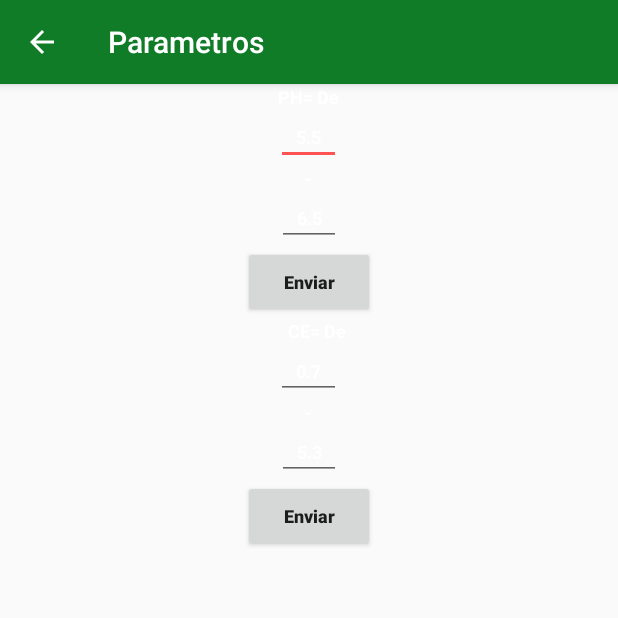
After one commit to Flerma98/Proyecto_Hackaton, an Android app: the Parametros screen opened directly, with no data from a screen before it, on a phone screen of 412 x 824 dp, the top half of it. The commit adds this screen. Run offline under Robolectric (Android 15) with nearby library versions, the phone set to English and light mode, and no system bars; libraries missing offline, so code that uses them is left out: com.androidplot.xy.

Commit message:
Diseño Parametros

```diff
--- a/app/src/main/java/com/tec/fernandoalberto/hackatonsolucionsaludable/Control_de_datos/Constantes_web_service.java
+++ b/app/src/main/java/com/tec/fernandoalberto/hackatonsolucionsaludable/Control_de_datos/Constantes_web_service.java
@@ -3,4 +3,8 @@ package com.tec.fernandoalberto.hackatonsolucionsaludable.Control_de_datos;
 public class Constantes_web_service {
     public static final String BASE_URL= "http://192.168.9.44";
     public static final String GET_REPORTE= "/";
+
+
+    public static final String SAVE_PH= "/Request";
+    public static final String SAVE_CE= "/Request";
 }
--- a/app/src/main/java/com/tec/fernandoalberto/hackatonsolucionsaludable/Control_de_datos/EndPoint.java
+++ b/app/src/main/java/com/tec/fernandoalberto/hackatonsolucionsaludable/Control_de_datos/EndPoint.java
@@ -2,8 +2,15 @@ package com.tec.fernandoalberto.hackatonsolucionsaludable.Control_de_datos;
 
 import retrofit2.Call;
 import retrofit2.http.GET;
+import retrofit2.http.Query;
 
 public interface EndPoint {
     @GET(Constantes_web_service.GET_REPORTE)
     Call<Object> ObtenerReportes();
+
+    @GET(Constantes_web_service.SAVE_PH)
+    Call<Object> guardarPH(@Query("Data") String data);
+
+    @GET(Constantes_web_service.SAVE_CE)
+    Call<Object> guardarCE(@Query("Data") String data);
 }
--- a/app/src/main/java/com/tec/fernandoalberto/hackatonsolucionsaludable/Fragmentos/Ajustes.java
+++ b/app/src/main/java/com/tec/fernandoalberto/hackatonsolucionsaludable/Fragmentos/Ajustes.java
@@ -42,7 +42,9 @@ public class Ajustes extends Fragment {
         btnLimpiar.setOnClickListener(new View.OnClickListener() {
             @Override
             public void onClick(View view) {
-                Limpiar();
+                if(MainActivity.Datos.size()>0) {
+                    Limpiar();
+                }
             }
         });
         return view;
--- a/app/src/main/java/com/tec/fernandoalberto/hackatonsolucionsaludable/MainActivity.java
+++ b/app/src/main/java/com/tec/fernandoalberto/hackatonsolucionsaludable/MainActivity.java
@@ -1,6 +1,7 @@
 package com.tec.fernandoalberto.hackatonsolucionsaludable;
 
 import android.content.ContentValues;
+import android.content.DialogInterface;
 import android.content.Intent;
 import android.database.Cursor;
 import android.database.sqlite.SQLiteDatabase;
@@ -11,8 +12,10 @@ import android.support.design.widget.BottomNavigationView;
 import android.support.v4.app.Fragment;
 import android.support.v4.app.FragmentTransaction;
 import android.support.v7.app.ActionBar;
+import android.support.v7.app.AlertDialog;
 import android.support.v7.app.AppCompatActivity;
 import android.util.Log;
+import android.view.Menu;
 import android.view.MenuItem;
 import android.widget.Toast;
 
@@ -55,20 +58,70 @@ public class MainActivity extends AppCompatActivity {
     Fragment fragmentguardado;
     public int fragmentindice;
     public static int SegundosStock= 10000;
+    public EndPoint endPoint;
+
     public static ArrayList<com.tec.fernandoalberto.hackatonsolucionsaludable.Datos> Datos= new ArrayList<>();
 
     @Override
     protected void onCreate(Bundle savedInstanceState) {
-        CargarDatosAlArray();
-        ObtenerDatosDeJSon();
         super.onCreate(savedInstanceState);
         setContentView(R.layout.activity_main);
         toolbar = getSupportActionBar();
+
+        CargarDatosAlArray();
+        ObtenerDatosDeJSon();
+        Log.e("AQUI", "Entre aca");
+
+//        final Retrofit.Builder builder= new Retrofit.Builder().baseUrl(Constantes_web_service.BASE_URL).addConverterFactory(GsonConverterFactory.create());
+//        Retrofit retrofit= builder.build();
+//        endPoint = retrofit.create(EndPoint.class);
+
         BottomNavigationView navigation = (BottomNavigationView) findViewById(R.id.navigation);
         navigation.setOnNavigationItemSelectedListener(mOnNavigationItemSelectedListener);
         toolbar.setTitle("PH");
         loadFragment(new PH());
         CuentaRegresiva(SegundosStock);
+    }
+
+    @Override
+    public boolean onCreateOptionsMenu(Menu menu) {
+        // Inflate the menu; this adds items to the action bar if it is present.
+        getMenuInflater().inflate(R.menu.menu_main, menu);
+        return true;
+    }
+
+    @Override
+    public boolean onOptionsItemSelected(MenuItem item) {
+        // Handle action bar item clicks here. The action bar will
+        // automatically handle clicks on the Home/Up button, so long
+        // as you specify a parent activity in AndroidManifest.xml.
+        int id = item.getItemId();
+        switch (id){
+            case R.id.action_Ajustes:
+                Toast.makeText(this, "Ajustes", Toast.LENGTH_SHORT).show();
+                fragmentindice=9;
+                startActivity(new Intent(MainActivity.this, Parametros.class));
+                break;
+        }
+                /*AlertDialog.Builder builder = new AlertDialog.Builder(MainActivity.this);
+                builder.setMessage("¿Quiere eliminar todos los equipos?")
+                        .setCancelable(false)
+                        .setPositiveButton("Si", new DialogInterface.OnClickListener() {
+                            public void onClick(DialogInterface dialog, int id) {
+                                Limpiar();
+                            }
+                        })
+                        .setNegativeButton("No", new DialogInterface.OnClickListener() {
+                            public void onClick(DialogInterface dialog, int id) {
+                                dialog.cancel();
+                            }
+                        });
+                AlertDialog alert = builder.create();
+                alert.show();
+            }else{
+                Toast.makeText(this, "No hay equipos que eliminar", Toast.LENGTH_SHORT).show();
+            }*/
+        return super.onOptionsItemSelected(item);
     }
 
     public void CuentaRegresiva(final int Segundos) {
@@ -146,6 +199,8 @@ public class MainActivity extends AppCompatActivity {
                 fragment = new Ajustes();
                 loadFragment(fragment);
                 break;
+            case 9:
+                break;
         }
     }
 
@@ -170,9 +225,10 @@ public class MainActivity extends AppCompatActivity {
     }
 
     public void ObtenerDatosDeJSon(){
+
         final Retrofit.Builder builder= new Retrofit.Builder().baseUrl(Constantes_web_service.BASE_URL).addConverterFactory(GsonConverterFactory.create());
         Retrofit retrofit= builder.build();
-        EndPoint endPoint= retrofit.create(EndPoint.class);
+        endPoint = retrofit.create(EndPoint.class);
         Call call= endPoint.ObtenerReportes();
 
         call.enqueue(new Callback() {
@@ -195,6 +251,44 @@ public class MainActivity extends AppCompatActivity {
             @Override
             public void onFailure(Call call, Throwable t) {
                 //Toast.makeText(MainActivity.this, t.getMessage(), Toast.LENGTH_LONG).show();
+            }
+        });
+
+    }
+
+    public void SubirDatosDeJSonPH(String ph){
+        final Retrofit.Builder builder= new Retrofit.Builder().baseUrl(Constantes_web_service.BASE_URL).addConverterFactory(GsonConverterFactory.create());
+        Retrofit retrofit= builder.build();
+        endPoint = retrofit.create(EndPoint.class);
+        Call call = endPoint.guardarPH(ph);
+        call.enqueue(new Callback() {
+            @Override
+            public void onResponse(Call call, Response response) {
+               // Toast.makeText(MainActivity.this, "Envio exitoso", Toast.LENGTH_SHORT).show();
+            }
+
+            @Override
+            public void onFailure(Call call, Throwable t) {
+               // Toast.makeText(MainActivity.this, "Error al enviar dato\n \n" +  t.getMessage(), Toast.LENGTH_LONG).show();
+            }
+        });
+
+    }
+
+    public void SubirDatosDeJSonCE(String ce){
+        final Retrofit.Builder builder= new Retrofit.Builder().baseUrl(Constantes_web_service.BASE_URL).addConverterFactory(GsonConverterFactory.create());
+        Retrofit retrofit= builder.build();
+        endPoint = retrofit.create(EndPoint.class);
+        Call call = endPoint.guardarCE(ce);
+        call.enqueue(new Callback() {
+            @Override
+            public void onResponse(Call call, Response response) {
+                // Toast.makeText(MainActivity.this, "Envio exitoso", Toast.LENGTH_SHORT).show();
+            }
+
+            @Override
+            public void onFailure(Call call, Throwable t) {
+                // Toast.makeText(MainActivity.this, "Error al enviar dato\n \n" +  t.getMessage(), Toast.LENGTH_LONG).show();
             }
         });
 
--- /dev/null
+++ b/app/src/main/java/com/tec/fernandoalberto/hackatonsolucionsaludable/Parametros.java
@@ -0,0 +1,13 @@
+package com.tec.fernandoalberto.hackatonsolucionsaludable;
+
+import android.support.v7.app.AppCompatActivity;
+import android.os.Bundle;
+
+public class Parametros extends AppCompatActivity {
+
+    @Override
+    protected void onCreate(Bundle savedInstanceState) {
+        super.onCreate(savedInstanceState);
+        setContentView(R.layout.activity_parametros);
+    }
+}
--- /dev/null
+++ b/app/src/main/res/layout/activity_parametros.xml
@@ -0,0 +1,125 @@
+<?xml version="1.0" encoding="utf-8"?>
+<android.support.constraint.ConstraintLayout xmlns:android="http://schemas.android.com/apk/res/android"
+    xmlns:app="http://schemas.android.com/apk/res-auto"
+    xmlns:tools="http://schemas.android.com/tools"
+    android:layout_width="match_parent"
+    android:layout_height="match_parent"
+    tools:context=".Parametros">
+
+    <LinearLayout
+        android:layout_width="match_parent"
+        android:layout_height="wrap_content"
+        android:gravity="center"
+        android:orientation="vertical">
+
+        <TextView
+            android:layout_width="wrap_content"
+            android:layout_height="wrap_content"
+            android:text="PH= De"
+            android:textSize="12sp"
+            android:textColor="#ffffff"
+            android:textStyle="bold"/>
+
+        <EditText
+            android:id="@+id/txtPHMenor"
+            android:maxLength="3"
+            android:textAlignment="center"
+            android:layout_width="wrap_content"
+            android:layout_height="wrap_content"
+            android:inputType="numberDecimal"
+            android:textColorHint="#9f9f9f"
+            android:hint="Menor"
+            android:text="5.5"
+            android:textSize="12sp"
+            android:textColor="#ffffff"
+            android:textStyle="bold"/>
+
+        <TextView
+            android:layout_width="wrap_content"
+            android:layout_height="wrap_content"
+            android:text=" - "
+            android:textSize="12sp"
+            android:textColor="#ffffff"
+            android:textStyle="bold"/>
+
+        <EditText
+            android:id="@+id/txtPHMayor"
+            android:textColorHint="#9f9f9f"
+            android:layout_width="wrap_content"
+            android:maxLength="3"
+            android:textAlignment="center"
+            android:text="6.5"
+            android:layout_height="wrap_content"
+            android:inputType="numberDecimal"
+            android:hint="Mayor"
+            android:textSize="12sp"
+            android:textColor="#ffffff"
+            android:textStyle="bold"/>/>
+
+        <Button
+            android:id="@+id/btnEnviarPH"
+            android:layout_width="wrap_content"
+            android:layout_height="wrap_content"
+            android:textAllCaps="false"
+            android:text="Enviar"
+            android:textSize="12sp"
+            android:textStyle="bold"/>
+
+        <TextView
+            android:layout_width="wrap_content"
+            android:layout_height="wrap_content"
+            android:text="CE= De"
+            android:layout_marginLeft="5dp"
+            android:textSize="12sp"
+            android:textColor="#ffffff"
+            android:textStyle="bold"/>
+
+        <EditText
+            android:id="@+id/txtCEMenor"
+            android:maxLength="4"
+            android:layout_width="wrap_content"
+            android:layout_height="wrap_content"
+            android:inputType="numberDecimal"
+            android:textAlignment="center"
+            android:textColorHint="#9f9f9f"
+            android:text="0.7"
+            android:hint="Menor"
+            android:textSize="12sp"
+            android:textColor="#ffffff"
+            android:textStyle="bold"/>
+
+        <TextView
+            android:layout_width="wrap_content"
+            android:layout_height="wrap_content"
+            android:text=" - "
+            android:textSize="12sp"
+            android:textColor="#ffffff"
+            android:textStyle="bold"/>
+
+        <EditText
+            android:id="@+id/txtCEMayor"
+            android:textColorHint="#9f9f9f"
+            android:layout_width="wrap_content"
+            android:maxLength="4"
+            android:text="5.3"
+            android:layout_height="wrap_content"
+            android:inputType="numberDecimal"
+            android:hint="Mayor"
+            android:textAlignment="center"
+            android:textSize="12sp"
+            android:textColor="#ffffff"
+            android:textStyle="bold"/>/>
+
+        <Button
+            android:id="@+id/btnEnviarCE"
+            android:layout_width="wrap_content"
+            android:layout_height="wrap_content"
+            android:text="Enviar"
+            android:textAllCaps="false"
+            android:textSize="12sp"
+            android:textStyle="bold"/>
+
+
+    </LinearLayout>
+
+</android.support.constraint.ConstraintLayout>
--- a/app/src/main/res/layout/fragment_ajustes.xml
+++ b/app/src/main/res/layout/fragment_ajustes.xml
@@ -16,6 +16,7 @@
         android:layout_height="wrap_content"
         android:orientation="vertical">
 
+
         <Button
             android:layout_width="match_parent"
             android:layout_height="wrap_content"
@@ -24,6 +25,7 @@
             android:textAlignment="center"
             android:textStyle="bold"
             android:textColor="#ffffff"
+            android:background="#330000"
             android:enabled="false"
             android:textSize="30sp"/>
 
--- /dev/null
+++ b/app/src/main/res/menu/menu_main.xml
@@ -0,0 +1,10 @@
+<menu xmlns:android="http://schemas.android.com/apk/res/android"
+    xmlns:app="http://schemas.android.com/apk/res-auto"
+    xmlns:tools="http://schemas.android.com/tools"
+    tools:context="com.tec.fernandoalberto.hackatonsolucionsaludable.MainActivity">
+    <item
+        android:id="@+id/action_Ajustes"
+        android:orderInCategory="100"
+        android:title="Ajustes"
+        app:showAsAction="never" />
+</menu>
```
Also changed, not shown: app/src/main/AndroidManifest.xml (+6 -1 lines).
